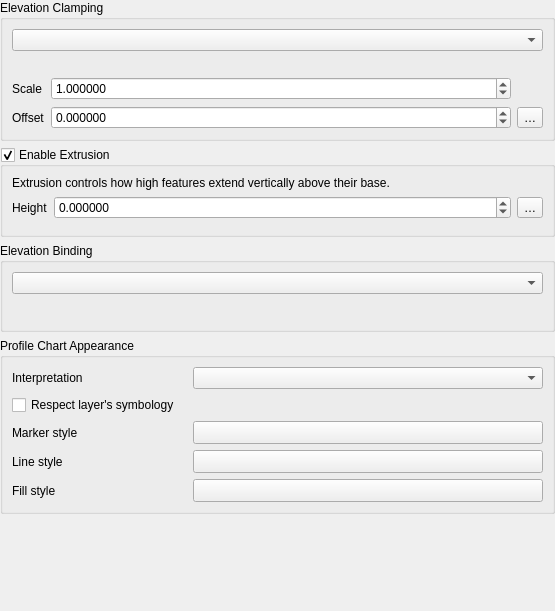
This is src/ui/qgsvectorelevationpropertieswidgetbase.ui in carsmie/QGIS as Qt 5 draws it before an edit. The edited form follows.
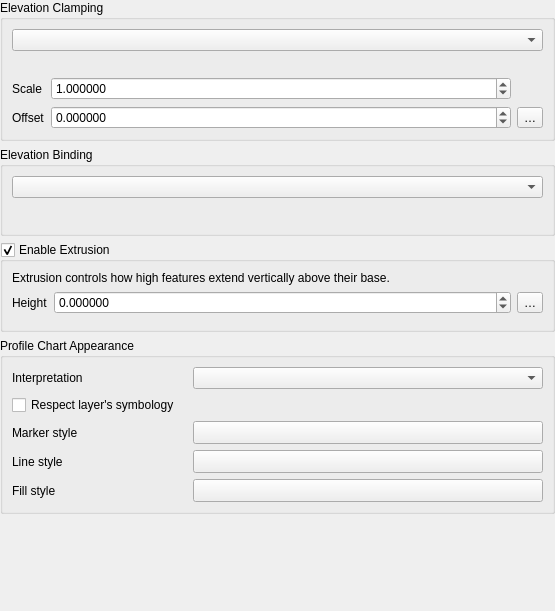
This is the edited form. Custom widgets are drawn as their Qt base class.

Commit message:
Move up the vector "Elevation binding" properties group close to "Elevation clamping"
Let's handle the Z altitude properties together before caring about optional extrusion setting

The edit to the form file:
```diff
--- a/src/ui/qgsvectorelevationpropertieswidgetbase.ui
+++ b/src/ui/qgsvectorelevationpropertieswidgetbase.ui
@@ -107,6 +107,44 @@
      </layout>
     </widget>
    </item>
+   <item>
+    <widget class="QGroupBox" name="mBindingGroupBox">
+     <property name="focusPolicy">
+      <enum>Qt::StrongFocus</enum>
+     </property>
+     <property name="title">
+      <string>Elevation Binding</string>
+     </property>
+     <property name="checkable">
+      <bool>false</bool>
+     </property>
+     <property name="syncGroup" stdset="0">
+      <string notr="true">vectorgeneral</string>
+     </property>
+     <layout class="QGridLayout" name="gridLayout_3">
+      <item row="0" column="0" colspan="2">
+       <widget class="QComboBox" name="mComboBinding"/>
+      </item>
+      <item row="2" column="0">
+       <widget class="Line" name="line_4">
+        <property name="orientation">
+         <enum>Qt::Vertical</enum>
+        </property>
+       </widget>
+      </item>
+      <item row="1" column="0" colspan="2">
+       <widget class="QLabel" name="mLabelBindingExplanation">
+        <property name="text">
+         <string/>
+        </property>
+        <property name="wordWrap">
+         <bool>true</bool>
+        </property>
+       </widget>
+      </item>
+     </layout>
+    </widget>
+   </item>
    <item>
     <widget class="QGroupBox" name="mExtrusionGroupBox">
      <property name="focusPolicy">
@@ -172,44 +210,6 @@
      </layout>
     </widget>
    </item>
-   <item>
-    <widget class="QGroupBox" name="mBindingGroupBox">
-     <property name="focusPolicy">
-      <enum>Qt::StrongFocus</enum>
-     </property>
-     <property name="title">
-      <string>Elevation Binding</string>
-     </property>
-     <property name="checkable">
-      <bool>false</bool>
-     </property>
-     <property name="syncGroup" stdset="0">
-      <string notr="true">vectorgeneral</string>
-     </property>
-     <layout class="QGridLayout" name="gridLayout_3">
-      <item row="0" column="0" colspan="2">
-       <widget class="QComboBox" name="mComboBinding"/>
-      </item>
-      <item row="2" column="0">
-       <widget class="Line" name="line_4">
-        <property name="orientation">
-         <enum>Qt::Vertical</enum>
-        </property>
-       </widget>
-      </item>
-      <item row="1" column="0" colspan="2">
-       <widget class="QLabel" name="mLabelBindingExplanation">
-        <property name="text">
-         <string/>
-        </property>
-        <property name="wordWrap">
-         <bool>true</bool>
-        </property>
-       </widget>
-      </item>
-     </layout>
-    </widget>
-   </item>
    <item>
     <widget class="QGroupBox" name="groupBox">
      <property name="title">
```
Left out of the diff: 17 changed lines with no effect on the pictures.
